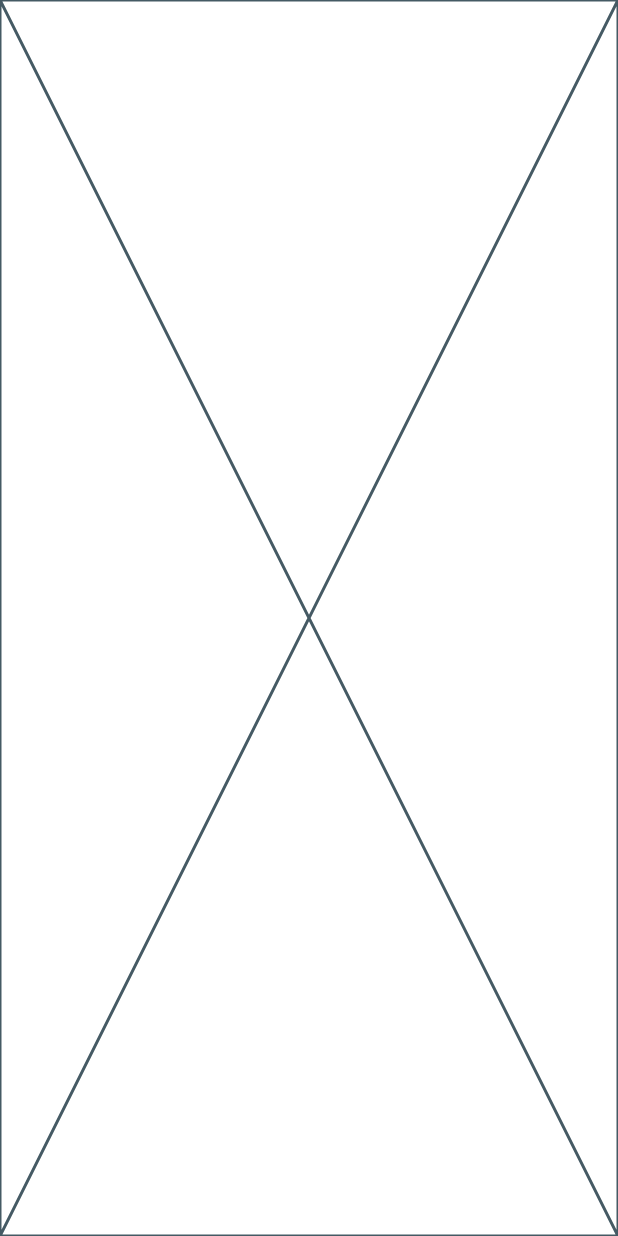
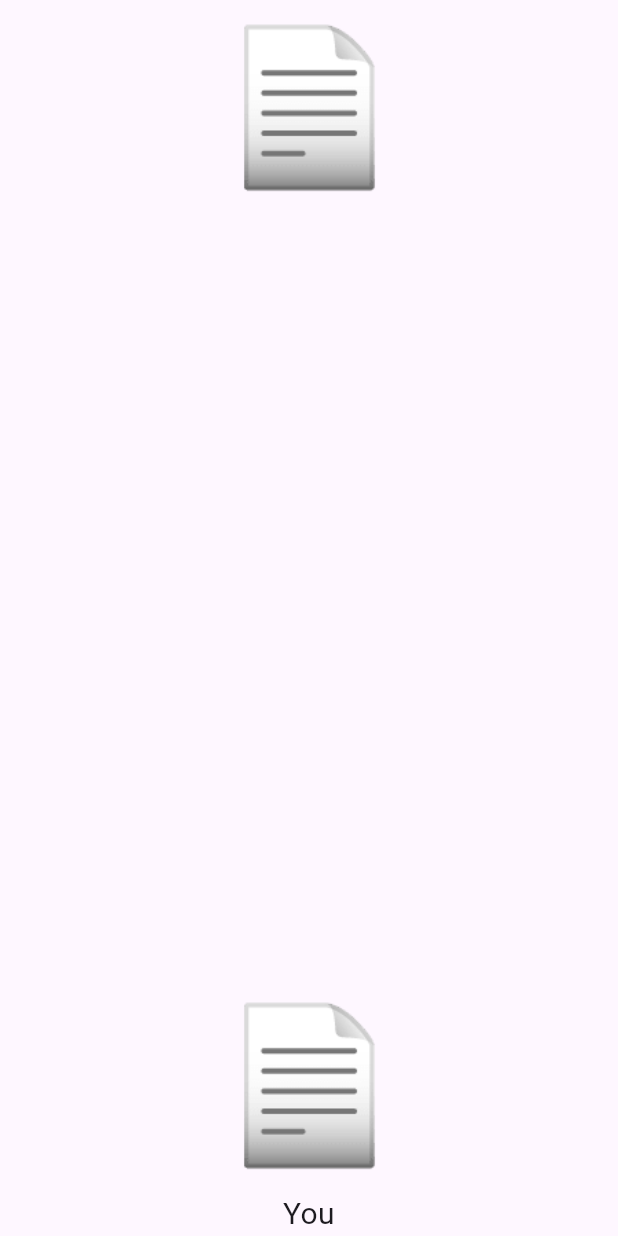
Before and after one commit to rodrigogaleano/jankenpon_flutter, a Flutter app: the screen it shows after launch, after a tap on "Paper", on a phone screen of 412 x 824 dp. Run offline on Flutter 3.47's test engine with Material 3 defaults, Android fonts, the phone set to English and light mode, and no system bars; our stand-ins replace get_it, go_router.

Commit message:
[NEW] Add game logics

```diff
--- a/lib/features/game/game_view.dart
+++ b/lib/features/game/game_view.dart
@@ -1,6 +1,9 @@
 import 'package:flutter/material.dart';
 
-abstract class GameViewModelProtocol with ChangeNotifier {}
+abstract class GameViewModelProtocol with ChangeNotifier {
+  String get userMove;
+  String get computerMove;
+}
 
 class GameView extends StatelessWidget {
   final GameViewModelProtocol viewModel;
@@ -9,6 +12,38 @@ class GameView extends StatelessWidget {
 
   @override
   Widget build(BuildContext context) {
-    return const Placeholder();
+    return Scaffold(
+      body: SafeArea(
+        child: Column(
+          crossAxisAlignment: CrossAxisAlignment.stretch,
+          children: [
+            AnimatedBuilder(
+              animation: viewModel,
+              builder: (_, __) {
+                return AnimatedSwitcher(
+                  duration: const Duration(milliseconds: 200),
+                  child: Text(
+                    viewModel.computerMove,
+                    textAlign: TextAlign.center,
+                    style: const TextStyle(fontSize: 100),
+                  ),
+                );
+              },
+            ),
+            const Spacer(),
+            Text(
+              viewModel.userMove,
+              textAlign: TextAlign.center,
+              style: const TextStyle(fontSize: 100),
+            ),
+            const Text(
+              'You',
+              textAlign: TextAlign.center,
+              style: TextStyle(fontSize: 20),
+            ),
+          ],
+        ),
+      ),
+    );
   }
 }
--- a/lib/features/game/game_view_controller.dart
+++ b/lib/features/game/game_view_controller.dart
@@ -4,7 +4,11 @@ import '../../support/enums/move_enum.dart';
 import '../../support/service_locator/service_locator.dart';
 import 'game_view.dart';
 
-abstract class GameProtocol extends GameViewModelProtocol {}
+abstract class GameProtocol extends GameViewModelProtocol {
+  void startAnimation();
+
+  void Function(String result)? showResult;
+}
 
 class GameViewController extends StatefulWidget {
   final MoveEnum move;
@@ -18,14 +22,41 @@ class GameViewController extends StatefulWidget {
 class _GameViewControllerState extends State<GameViewController> {
   late final GameProtocol viewModel;
 
+  // MARK: - Life Cycle
+
   @override
   void initState() {
     super.initState();
     viewModel = ServiceLocator.get<GameProtocol>(param: widget.move);
+    _bind();
+    viewModel.startAnimation();
   }
 
   @override
   Widget build(BuildContext context) {
     return GameView(viewModel: viewModel);
   }
+
+  // MARK: - Binding
+
+  void _bind() {
+    viewModel.showResult = (result) {
+      showDialog(
+        context: context,
+        builder: (_) {
+          return AlertDialog(
+            title: Text(result),
+            actions: [
+              TextButton(
+                onPressed: () {
+                  Navigator.of(context).pop();
+                },
+                child: const Text('OK'),
+              ),
+            ],
+          );
+        },
+      );
+    };
+  }
 }
--- a/lib/features/game/game_view_model.dart
+++ b/lib/features/game/game_view_model.dart
@@ -1,10 +1,57 @@
+import 'dart:async';
+import 'dart:math';
+
 import '../../support/enums/move_enum.dart';
 import 'game_view_controller.dart';
 
 class GameViewModel extends GameProtocol {
+  // MARK: - Private Properties
+
+  Timer? _timer;
+  MoveEnum? _computerMove;
+
   // MARK: - Init
 
   final MoveEnum move;
 
   GameViewModel({required this.move});
+
+  // MARK: - Public Getters
+
+  @override
+  String get userMove => move.emoji;
+
+  @override
+  String get computerMove => _computerMove?.emoji ?? '';
+
+  // MARK: - Public Methods
+
+  @override
+  void startAnimation() {
+    _timer?.cancel();
+
+    Timer(const Duration(seconds: 2), () {
+      _timer?.cancel();
+      Future.delayed(const Duration(milliseconds: 500), () {
+        _verifyResult();
+      });
+    });
+
+    _timer = Timer.periodic(const Duration(milliseconds: 100), (timer) {
+      _computerMove = MoveEnum.values[Random().nextInt(MoveEnum.values.length)];
+      notifyListeners();
+    });
+  }
+
+  void _verifyResult() {
+    if (move.win == _computerMove) {
+      return showResult?.call('Win');
+    }
+
+    if (move.lose == _computerMove) {
+      return showResult?.call('Lose');
+    }
+
+    return showResult?.call('Draw');
+  }
 }
--- a/lib/support/enums/move_enum.dart
+++ b/lib/support/enums/move_enum.dart
@@ -10,4 +10,28 @@ enum MoveEnum {
       MoveEnum.scissors => 'Scissors',
     };
   }
+
+  String get emoji {
+    return switch (this) {
+      MoveEnum.rock => '🪨',
+      MoveEnum.paper => '📄',
+      MoveEnum.scissors => '✂️',
+    };
+  }
+
+  MoveEnum get win {
+    return switch (this) {
+      MoveEnum.rock => MoveEnum.scissors,
+      MoveEnum.paper => MoveEnum.rock,
+      MoveEnum.scissors => MoveEnum.paper,
+    };
+  }
+
+  MoveEnum get lose {
+    return switch (this) {
+      MoveEnum.rock => MoveEnum.paper,
+      MoveEnum.paper => MoveEnum.scissors,
+      MoveEnum.scissors => MoveEnum.rock,
+    };
+  }
 }
```
